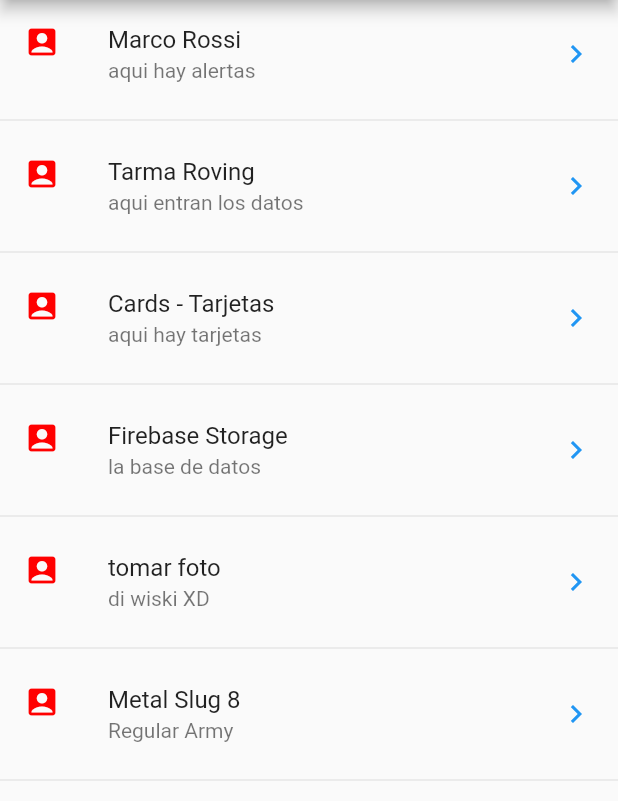
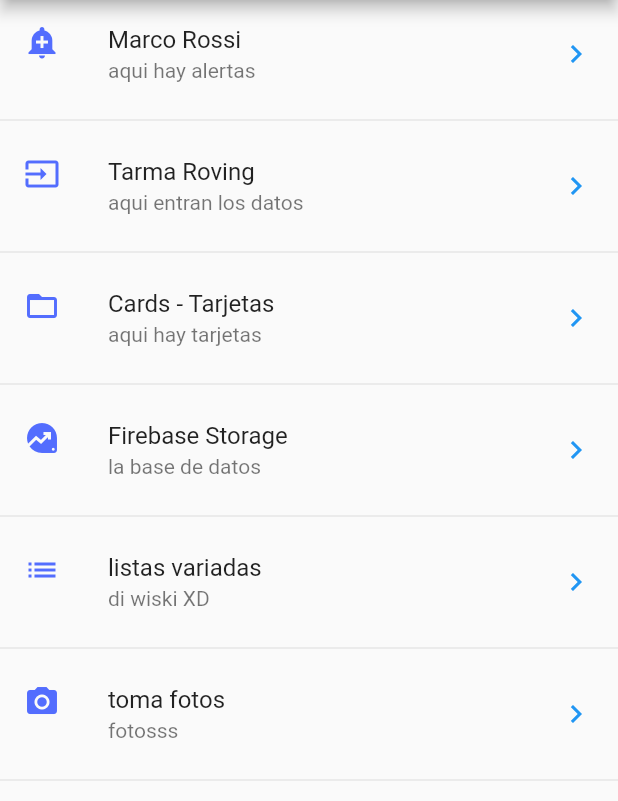
Before and after one commit to Leonel-David-Navarro-Meneses/componentes, a Flutter app: the screen it shows after launch, on a phone screen of 412 x 824 dp, the part 84-885 px from its top. Run offline on Flutter 3.47's test engine with Material 2 defaults, Android fonts, the phone set to English and light mode, and no system bars.

Commit message:
Agregar Iconos

```diff
--- a/data/menu_opciones.json
+++ b/data/menu_opciones.json
@@ -10,7 +10,7 @@
         },
     {
         "ruta" : "inputs",
-        "icon" : "inputs",
+        "icon" : "input",
         "texto" : "Tarma Roving",
          "texto2" : "aqui entran los datos"
     },
@@ -22,21 +22,21 @@
     },
     {
         "ruta" : "firebase",
-        "icon" : "add_data",
+        "icon" : "data",
         "texto" : "Firebase Storage",
         "texto2" : "la base de datos"
     },
     {
-        "ruta" : "camara",
-        "icon" : "camara",
-        "texto" : "tomar foto",
+        "ruta" : "listas",
+        "icon" : "list",
+        "texto" : "listas variadas",
         "texto2" : "di wiski XD"
     },
     {
-        "ruta" : "Metal Slug",
-        "icon" : "tank",
-        "texto" : "Metal Slug 8",
-        "texto2" : "Regular Army"
+        "ruta" : "Camara",
+        "icon" : "camera",
+        "texto" : "toma fotos",
+        "texto2" : "fotosss"
     }
 
     ]
--- /dev/null
+++ b/lib/utils/icons_mapping.dart
@@ -0,0 +1,22 @@
+import 'package:flutter/material.dart';
+
+class IconMapping {
+  //definir un mapa
+  final _icons = const <String, IconData>{
+    'add_alert': Icons.add_alert,
+    'input': Icons.input,
+    'folder_open': Icons.folder_open,
+    'data': Icons.data_exploration,
+    'list': Icons.list,
+    'camera': Icons.camera_alt,
+  };
+
+  const IconMapping();
+
+  Icon getIcon(String iconName) {
+    return Icon(
+      _icons[iconName],
+      color: Colors.indigoAccent,
+    );
+  }
+}
```
Also changed, not shown: lib/ui/screens/home_page_temp.dart (+4 -4 lines).
